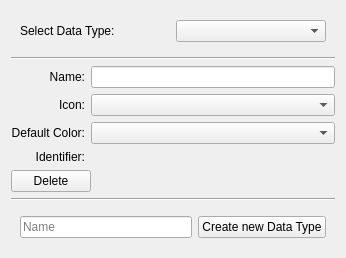
This is src/Interface/DataTypePage.ui in KDE/rocs as Qt 5 draws it before an edit. The edited form follows.
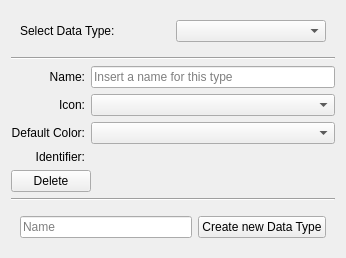
This is the edited form. Custom widgets are drawn as their Qt base class.

Commit message: Set default type names.

Patch:
```diff
--- a/src/Interface/DataTypePage.ui
+++ b/src/Interface/DataTypePage.ui
@@ -7,7 +7,7 @@
     <x>0</x>
     <y>0</y>
     <width>346</width>
-    <height>208</height>
+    <height>219</height>
    </rect>
   </property>
   <layout class="QVBoxLayout" name="verticalLayout">
@@ -56,7 +56,11 @@
       </widget>
      </item>
      <item row="0" column="1">
-      <widget class="QLineEdit" name="typeName"/>
+      <widget class="QLineEdit" name="typeName">
+       <property name="placeholderText">
+        <string>Insert a name for this type</string>
+       </property>
+      </widget>
      </item>
      <item row="1" column="0">
       <widget class="QLabel" name="iconLabel">
```
The commit also changes 3 other files.
